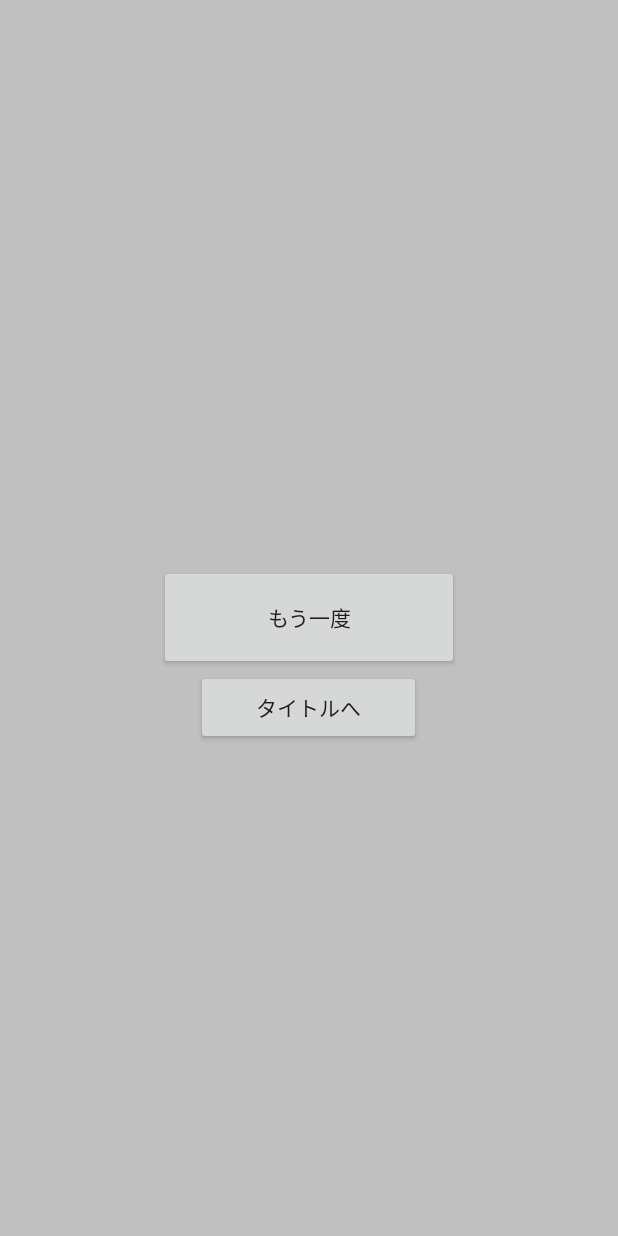
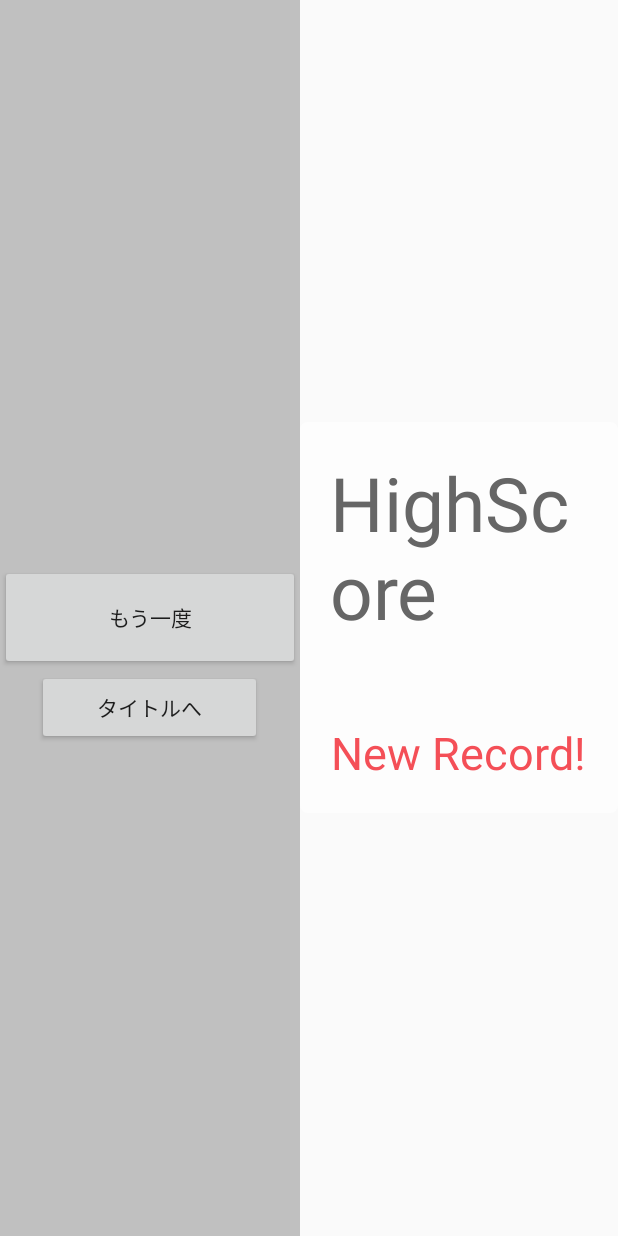
Before and after one commit to Higman/AndroidGame_Action, an Android app: the layout retry_or_end.xml on its own in the app's theme, with its tools: preview values and no code run, on a phone screen of 412 x 824 dp. Run offline under Robolectric (Android 15) with nearby library versions, the phone set to English and light mode, and no system bars.

Commit message:
add highScore

```diff
--- a/app/src/main/java/com/asanoyu/action/Blank.java
+++ b/app/src/main/java/com/asanoyu/action/Blank.java
@@ -25,6 +25,9 @@ public class Blank extends Ground {
         canvas.drawCircle(locRect.centerX(), 65, 20, paint);
         canvas.drawCircle(locRect.left, 50, 10, paint);
         canvas.drawCircle(locRect.right,80, 10, paint);
+
+        canvas.drawLine(locRect.left, locRect.top, locRect.left, 0, paint);
+        canvas.drawLine(locRect.right, locRect.top, locRect.right, 0, paint);
     }
 
     @Override
--- a/app/src/main/java/com/asanoyu/action/DecelerationItem.java
+++ b/app/src/main/java/com/asanoyu/action/DecelerationItem.java
@@ -36,7 +36,7 @@ public class DecelerationItem extends AccelerationItem {
         if ( !effecting.get() ) {
             canvas.drawBitmap(itemDrawBitmap, srcRect, locRect, TEXT_PAINT);
         } else {
-            canvas.drawText(this.EFFECT_TEXT, width/2-TEXT_PAINT.measureText(this.EFFECT_TEXT)/2, 150, TEXT_PAINT);
+            canvas.drawText(this.EFFECT_TEXT, width/2-TEXT_PAINT.measureText(this.EFFECT_TEXT)/2, 200, TEXT_PAINT);
         }
     }
 
--- a/app/src/main/java/com/asanoyu/action/ScoreAddingItem.java
+++ b/app/src/main/java/com/asanoyu/action/ScoreAddingItem.java
@@ -47,7 +47,7 @@ public class ScoreAddingItem extends EffectObject {
         if ( !effecting.get() ) {
             canvas.drawBitmap(itemDrawBitmap, srcRect, locRect, null);
         } else {
-            canvas.drawText(this.EFFECT_TEXT, width/2-TEXT_PAINT.measureText(this.EFFECT_TEXT)/2, 150, TEXT_PAINT);
+            canvas.drawText(this.EFFECT_TEXT, width/2-TEXT_PAINT.measureText(this.EFFECT_TEXT)/2, 250, TEXT_PAINT);
         }
     }
 
--- /dev/null
+++ b/app/src/main/res/drawable/shape_rounded_corners_5dp.xml
@@ -0,0 +1,16 @@
+<?xml version="1.0" encoding="utf-8"?>
+<selector xmlns:android="http://schemas.android.com/apk/res/android">
+    <item>
+        <shape android:shape="rectangle">
+            <corners
+                android:topRightRadius="5dp"
+                android:bottomRightRadius="5dp"
+                android:bottomLeftRadius="5dp"
+                android:topLeftRadius="5dp"
+                />
+            <solid
+                android:color="#aaffffff"
+                />
+        </shape>
+    </item>
+</selector>
--- a/app/src/main/res/layout/retry_or_end.xml
+++ b/app/src/main/res/layout/retry_or_end.xml
@@ -1,10 +1,18 @@
 <?xml version="1.0" encoding="utf-8"?>
 <RelativeLayout xmlns:android="http://schemas.android.com/apk/res/android"
-    android:orientation="vertical"
-    android:layout_width="match_parent"
+    android:layout_width="wrap_content"
     android:layout_height="match_parent"
-    android:background="#60606060"
-    android:layout_gravity="center">
+    >
+
+    <RelativeLayout
+        android:id="@+id/rt_relativeLayout1"
+        android:orientation="vertical"
+        android:layout_width="wrap_content"
+        android:layout_height="match_parent"
+        android:background="#60606060"
+        android:layout_gravity="center"
+        android:layout_alignParentTop="true"
+        android:layout_alignParentStart="true">
 
     <Button
         android:id="@+id/rt_button"
@@ -31,5 +39,52 @@
         android:paddingRight="20px"
         android:gravity="center"
         android:textSize="50dp"
-        android:textColor="#000000"/>
+        android:textColor="#535353"/>
 </RelativeLayout>
+
+    <RelativeLayout
+        android:orientation="vertical"
+        android:layout_width="match_parent"
+        android:layout_height="match_parent"
+        android:layout_toEndOf="@+id/rt_relativeLayout1">
+
+        <RelativeLayout
+            android:id="@+id/roe_relativeLayout2"
+            android:layout_width="wrap_content"
+            android:layout_height="wrap_content"
+            android:padding="20dp"
+            android:background="@drawable/shape_rounded_corners_5dp"
+            android:layout_centerHorizontal="true"
+            android:layout_centerVertical="true">
+
+            <TextView
+                android:id="@+id/roe_highScoreText"
+                android:layout_height="wrap_content"
+                android:layout_width="wrap_content"
+                android:text="HighScore"
+                android:textSize="50dp"
+                android:textColor="#666666" />
+
+            <TextView
+                android:id="@+id/roe_highScore"
+                android:layout_height="wrap_content"
+                android:layout_width="wrap_content"
+                android:layout_below="@id/roe_highScoreText"
+                android:layout_centerHorizontal="true"
+                android:textStyle="bold"
+                android:textSize="40dp"
+                android:textColor="#f9d162"/>
+
+            <TextView
+                android:id="@+id/roe_new_record"
+                android:layout_height="wrap_content"
+                android:layout_width="wrap_content"
+                android:layout_below="@id/roe_highScore"
+                android:layout_centerHorizontal="true"
+                android:textSize="30dp"
+                android:text="New Record!"
+                android:textColor="#f44f57"/>
+
+        </RelativeLayout>
+    </RelativeLayout>
+</RelativeLayout>
```
Also changed, not shown: app/src/main/java/com/asanoyu/action/GameView.java (+86 -25 lines).
